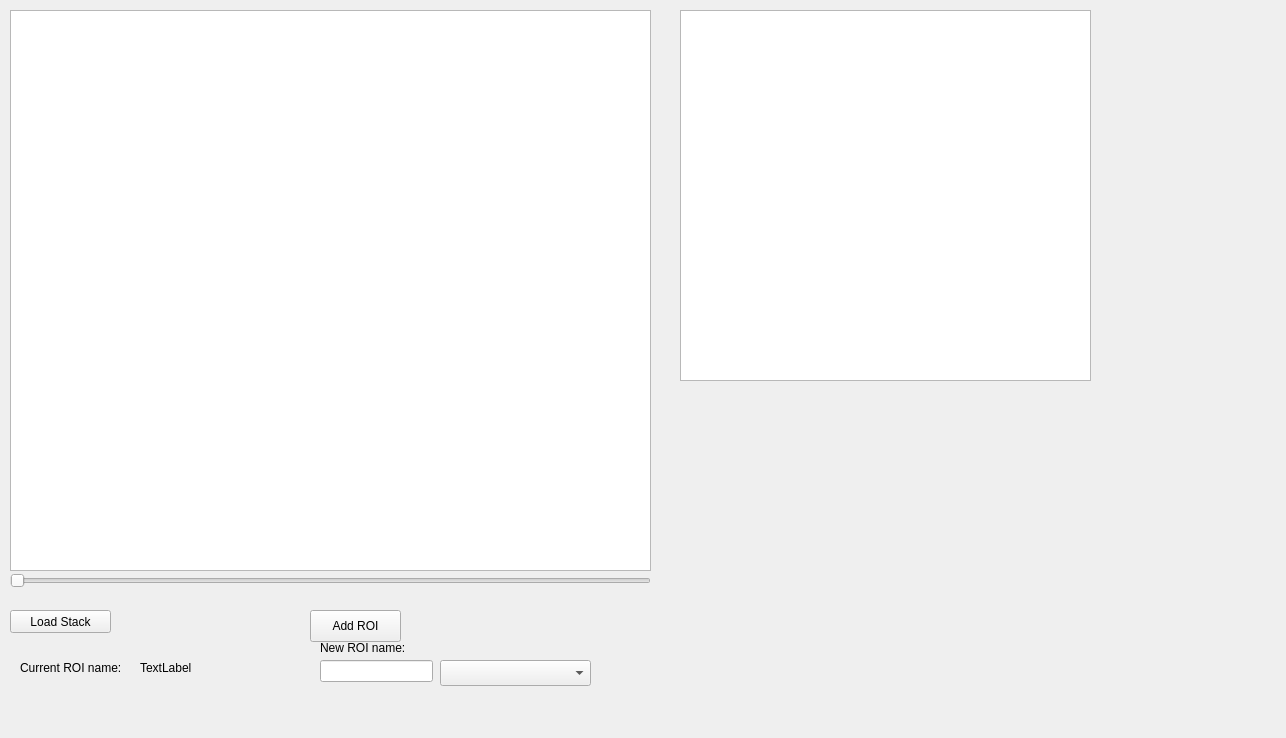
Before: the Qt Designer form region_selector.ui in haesemeyer/RegionSelector, drawn with Qt 5.
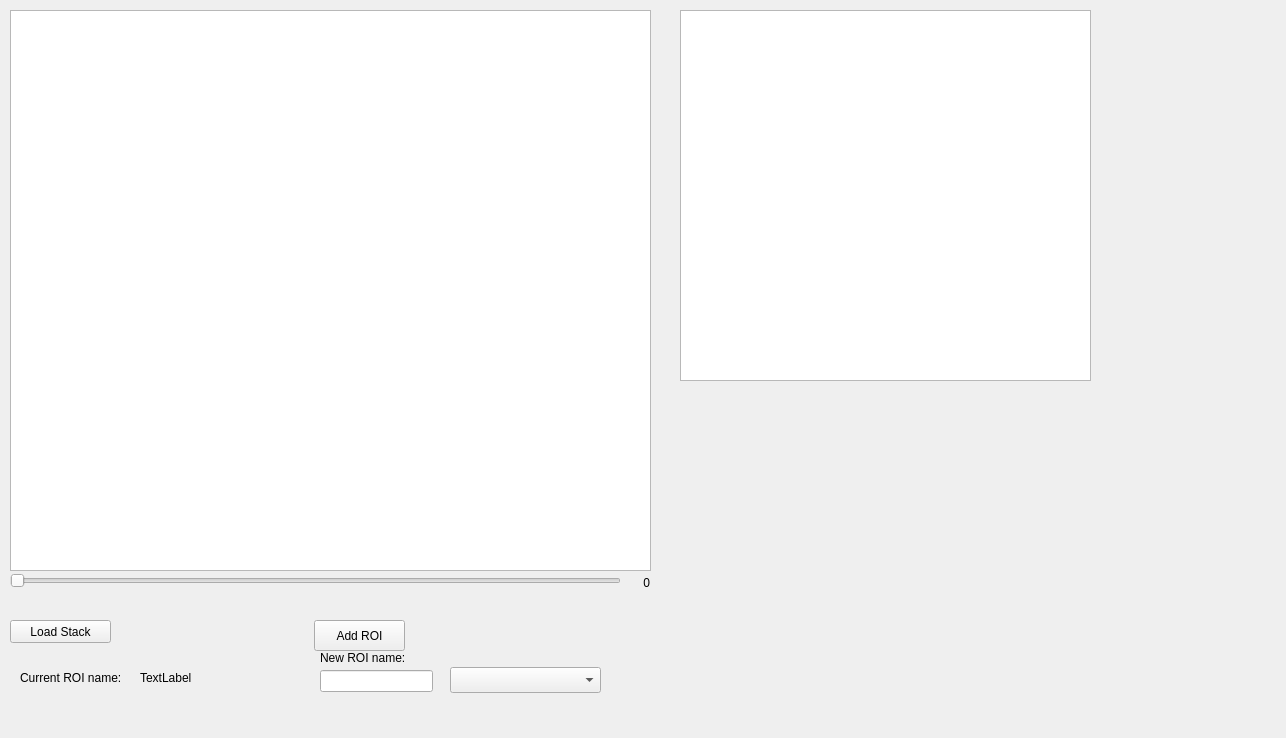
After: the same form once the commit is applied. Custom widgets are drawn as their Qt base class.

Commit message: Added label reporting current slice

What changed in the file:
```diff
--- a/region_selector.ui
+++ b/region_selector.ui
@@ -28,7 +28,7 @@
     <property name="geometry">
      <rect>
       <x>10</x>
-      <y>610</y>
+      <y>620</y>
       <width>101</width>
       <height>23</height>
      </rect>
@@ -50,10 +50,10 @@
    <widget class="QPushButton" name="btnAddROI">
     <property name="geometry">
      <rect>
-      <x>310</x>
-      <y>610</y>
+      <x>314</x>
+      <y>620</y>
       <width>91</width>
-      <height>32</height>
+      <height>31</height>
      </rect>
     </property>
     <property name="text">
@@ -64,7 +64,7 @@
     <property name="geometry">
      <rect>
       <x>20</x>
-      <y>660</y>
+      <y>670</y>
       <width>121</width>
       <height>16</height>
      </rect>
@@ -77,7 +77,7 @@
     <property name="geometry">
      <rect>
       <x>140</x>
-      <y>660</y>
+      <y>670</y>
       <width>91</width>
       <height>16</height>
      </rect>
@@ -90,7 +90,7 @@
     <property name="geometry">
      <rect>
       <x>320</x>
-      <y>660</y>
+      <y>670</y>
       <width>113</width>
       <height>22</height>
      </rect>
@@ -100,7 +100,7 @@
     <property name="geometry">
      <rect>
       <x>320</x>
-      <y>640</y>
+      <y>650</y>
       <width>101</width>
       <height>16</height>
      </rect>
@@ -112,8 +112,8 @@
    <widget class="QComboBox" name="cbRegions">
     <property name="geometry">
      <rect>
-      <x>440</x>
-      <y>660</y>
+      <x>450</x>
+      <y>667</y>
       <width>151</width>
       <height>26</height>
      </rect>
@@ -130,7 +130,7 @@
      <rect>
       <x>10</x>
       <y>570</y>
-      <width>641</width>
+      <width>611</width>
       <height>22</height>
      </rect>
     </property>
@@ -138,6 +138,22 @@
      <enum>Qt::Horizontal</enum>
     </property>
    </widget>
+   <widget class="QLabel" name="lbl_z">
+    <property name="geometry">
+     <rect>
+      <x>629</x>
+      <y>575</y>
+      <width>21</width>
+      <height>16</height>
+     </rect>
+    </property>
+    <property name="text">
+     <string>0</string>
+    </property>
+    <property name="alignment">
+     <set>Qt::AlignRight|Qt::AlignTrailing|Qt::AlignVCenter</set>
+    </property>
+   </widget>
   </widget>
   <widget class="QMenuBar" name="menubar">
    <property name="geometry">
```
The commit also changes 1 other file.
